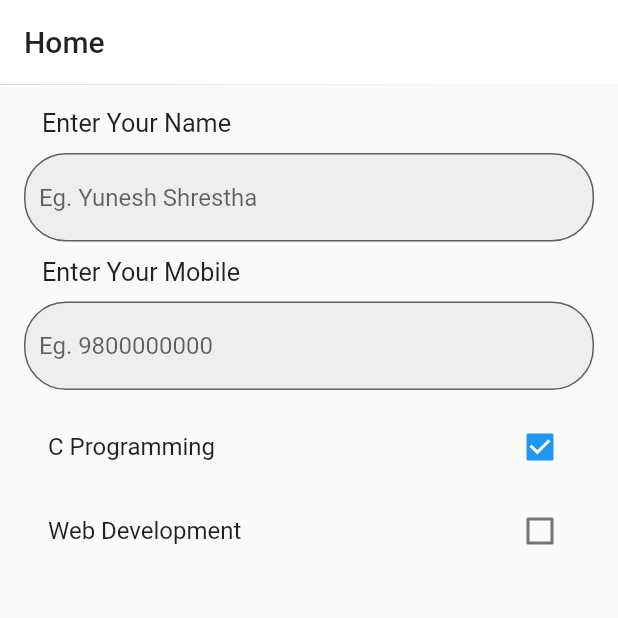
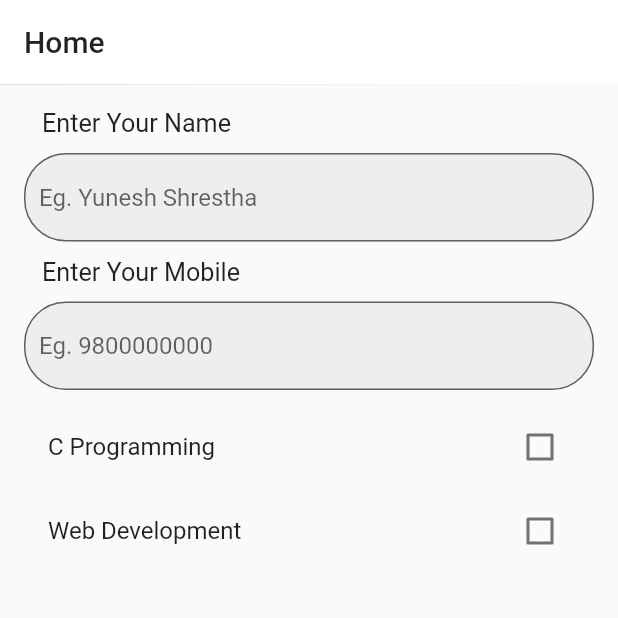
Before and after one commit to YuneshShrestha/flutter_form, a Flutter app: the screen it shows after launch, on a phone screen of 412 x 824 dp, the top half of it. Run offline on Flutter 3.47's test engine with Material 2 defaults, Android fonts, the phone set to English and light mode, and no system bars; our stand-ins replace get; network calls fail.

```diff
--- a/lib/controller/course_controller.dart
+++ b/lib/controller/course_controller.dart
@@ -3,11 +3,11 @@ import 'package:get/get.dart';
 
 class CourseController extends GetxController {
   // var check_value = false.obs;
-  var myCourseList = [].obs;
+  var myCourseList = [];
   var courseList = [
-    Course(courseName: "C Programming", isSelected: true),
+    Course(courseName: "C Programming", isSelected: false),
     Course(courseName: "Web Development", isSelected: false),
-  ].obs;
+  ];
   void addMyCourseList(String data) {
     myCourseList.add(data);
   }
--- a/lib/view/home.dart
+++ b/lib/view/home.dart
@@ -41,7 +41,7 @@ class _HomeState extends State<Home> {
                 //   labelText: "District",
                 //   placeHolder: "Select District",
                 // ),
-                Obx(() => ListView.builder(
+                ListView.builder(
                   itemCount: courseController.courseList.length,
                   shrinkWrap: true,
                   physics: const NeverScrollableScrollPhysics(),
@@ -50,26 +50,24 @@ class _HomeState extends State<Home> {
                       value: courseController.courseList[index].isSelected,
                       onChanged: (value) {
                         print(value);
-                            courseController.courseList[index].isSelected =
-                                value;
+                        courseController.courseList[index].isSelected = value;
                         if (courseController.courseList[index].isSelected ==
                             true) {
                           courseController.addMyCourseList(courseController
                               .courseList[index].courseName
                               .toString());
                         } else {
-                              courseController.removeMyCourseList(
-                                  courseController.courseList[index].courseName
+                          courseController.removeMyCourseList(courseController
+                              .courseList[index].courseName
                               .toString());
                         }
                         setState(() {});
                       },
-                          title: Text(courseController
-                              .courseList[index].courseName
+                      title: Text(courseController.courseList[index].courseName
                           .toString()),
                     );
                   },
-                    )),
+                ),
               ],
             )));
   }
```
Lines whose indentation alone changed are shown as unchanged.
